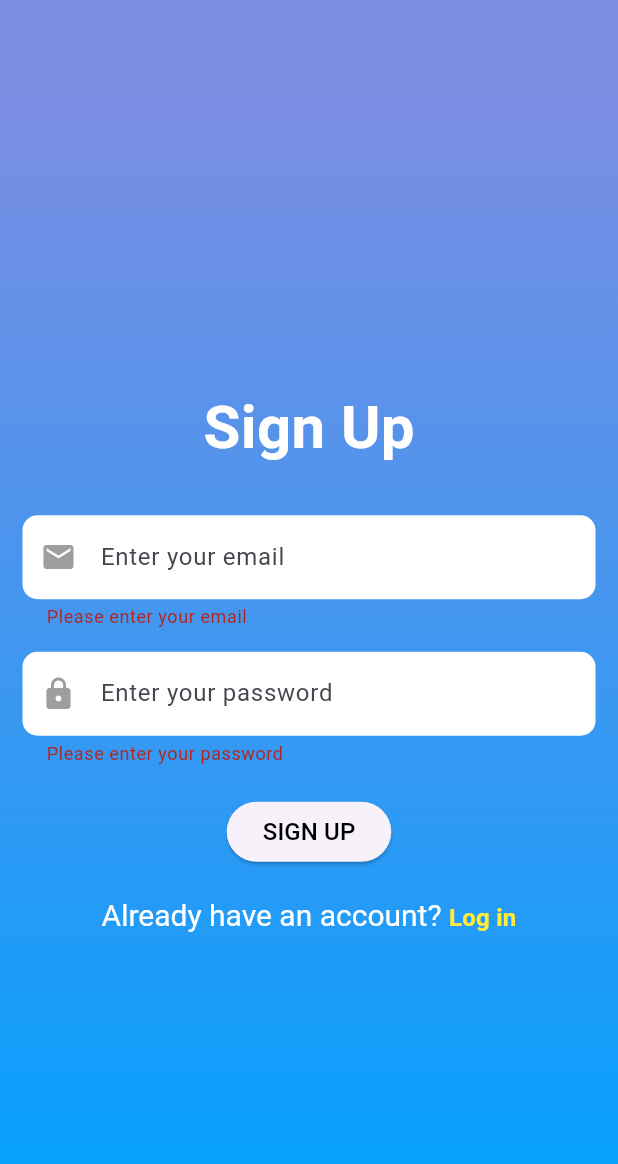
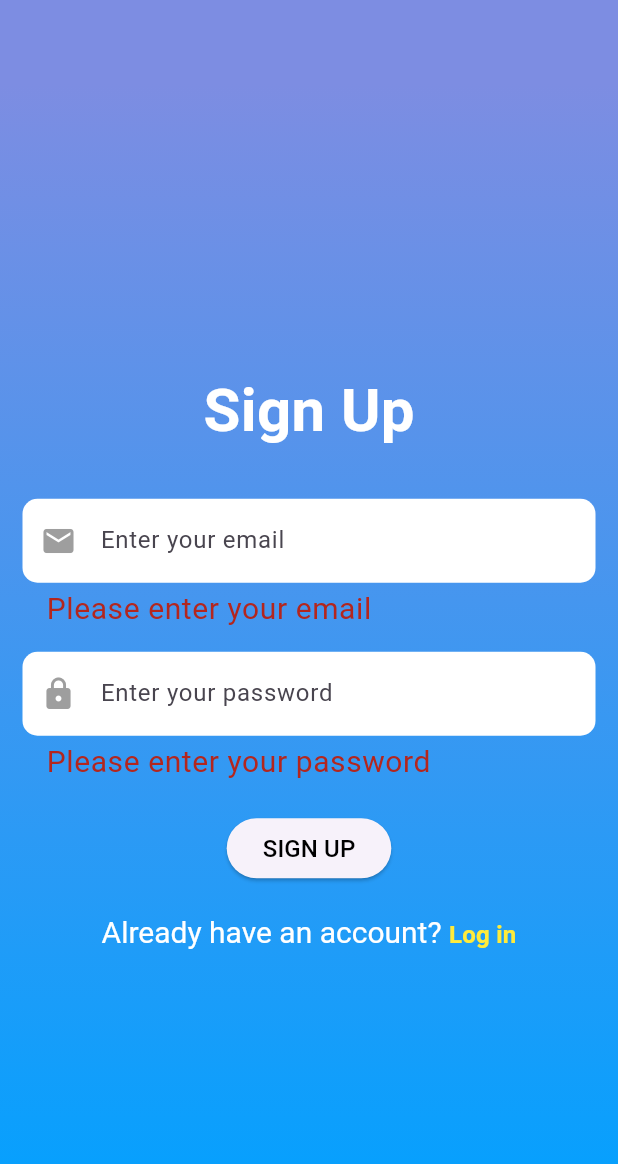
Before and after one commit to chrisG759/firebase-appClone, a Flutter app: the screen it shows after launch, after a tap on "SIGN UP", on a phone screen of 412 x 824 dp. Shown: the top 1164 px of the screen. Run offline on Flutter 3.47's test engine with Material 3 defaults, Android fonts, the phone set to English and light mode, and no system bars; our stand-ins replace cloud_firestore, firebase_auth, firebase_core; accounts and stored records are empty.

Commit message:
Changed error message font style

```diff
--- a/lib/home_page.dart
+++ b/lib/home_page.dart
@@ -36,7 +36,7 @@ class _HomePageState extends State<HomePage> {
               children: [
                 TextFormField(
                   controller: titleController,
-                  decoration: const InputDecoration(hintText: 'Project Title'),
+                  decoration: const InputDecoration(hintText: 'Project Title', errorStyle: TextStyle(fontSize: 15),),
                   validator: (value){
                     if(value == null || value.isEmpty){
                       return "Please enter project title";
@@ -46,7 +46,7 @@ class _HomePageState extends State<HomePage> {
                 ),
                 TextFormField(
                   controller: descriptionController,
-                  decoration: const InputDecoration(hintText: 'Description'),
+                  decoration: const InputDecoration(hintText: 'Description', errorStyle: TextStyle(fontSize: 15),),
                   validator: (value) {
                     if(value == null || value.isEmpty){
                       return "Please enter project description";
--- a/lib/login.dart
+++ b/lib/login.dart
@@ -118,6 +118,7 @@ class _LoginPageState extends State<LoginPage> {
                     },
                     controller: emailController,
                     decoration: const InputDecoration(
+                      errorStyle: TextStyle(fontSize: 20),
                       hintText: "Enter your email",
                       prefixIcon: Icon(Icons.email, color: Colors.grey),
                       filled: true,
@@ -143,6 +144,7 @@ class _LoginPageState extends State<LoginPage> {
                       prefixIcon: Icon(Icons.lock, color: Colors.grey),
                       filled: true,
                       fillColor: Colors.white,
+                      errorStyle: TextStyle(fontSize: 20),
                       border: OutlineInputBorder(
                         borderRadius: BorderRadius.all(Radius.circular(10)),
                         borderSide: BorderSide.none,
--- a/lib/project_page.dart
+++ b/lib/project_page.dart
@@ -44,7 +44,7 @@ class _ProjectPageState extends State<ProjectPage> {
                       return null;
                     },
                     controller: taskTitleController,
-                    decoration: const InputDecoration(hintText: 'Task title'),
+                    decoration: const InputDecoration(hintText: 'Task title', errorStyle: TextStyle(fontSize: 15),),
                   ),
                   TextFormField(
                     validator: (value){
@@ -54,7 +54,7 @@ class _ProjectPageState extends State<ProjectPage> {
                       return null;
                     },
                     controller: taskDescriptionController,
-                    decoration: const InputDecoration(hintText: 'Task description'),
+                    decoration: const InputDecoration(hintText: 'Task description', errorStyle: TextStyle(fontSize: 15),),
                   ),
                 ]
             )
--- a/lib/signup.dart
+++ b/lib/signup.dart
@@ -79,6 +79,7 @@ class _SignUpPageState extends State<SignUpPage> {
                     prefixIcon: Icon(Icons.email, color: Colors.grey),
                     filled: true,
                     fillColor: Colors.white,
+                      errorStyle: TextStyle(fontSize: 20),
                     border: OutlineInputBorder(
                       borderRadius: BorderRadius.all(Radius.circular(10)),
                       borderSide: BorderSide.none,
@@ -99,6 +100,7 @@ class _SignUpPageState extends State<SignUpPage> {
                     prefixIcon: Icon(Icons.lock, color: Colors.grey),
                     filled: true,
                     fillColor: Colors.white,
+                      errorStyle: TextStyle(fontSize: 20),
                     border: OutlineInputBorder(
                       borderRadius: BorderRadius.all(Radius.circular(10)),
                       borderSide: BorderSide.none,
```
